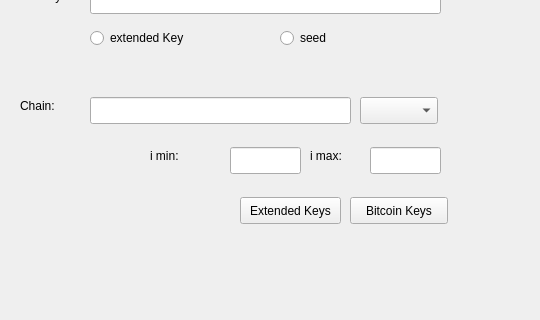
This is keytree-qt/mainwindow.ui in stequald/KeyTree-qt as Qt 5 draws it before an edit; both pictures show x 0 to 540 and y 100 to 420 of the 1074 by 798 pixel window. The edited form follows.
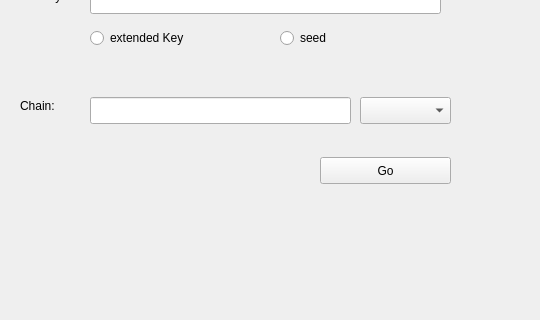
This is the edited form.

Commit message: remove bitcoinKeyButton and its functionality

What changed in the file:
```diff
--- a/keytree-qt/mainwindow.ui
+++ b/keytree-qt/mainwindow.ui
@@ -40,38 +40,12 @@
      <string/>
     </property>
    </widget>
-   <widget class="QLineEdit" name="iMinLineEdit">
-    <property name="geometry">
-     <rect>
-      <x>230</x>
-      <y>230</y>
-      <width>71</width>
-      <height>27</height>
-     </rect>
-    </property>
-    <property name="text">
-     <string/>
-    </property>
-   </widget>
-   <widget class="QLineEdit" name="iMaxLineEdit">
-    <property name="geometry">
-     <rect>
-      <x>370</x>
-      <y>230</y>
-      <width>71</width>
-      <height>27</height>
-     </rect>
-    </property>
-    <property name="text">
-     <string/>
-    </property>
-   </widget>
    <widget class="QComboBox" name="defaultChainsComboBox">
     <property name="geometry">
      <rect>
       <x>360</x>
       <y>180</y>
-      <width>78</width>
+      <width>91</width>
       <height>27</height>
      </rect>
     </property>
@@ -79,27 +53,14 @@
    <widget class="QPushButton" name="extKeyButton">
     <property name="geometry">
      <rect>
-      <x>240</x>
-      <y>280</y>
-      <width>101</width>
+      <x>320</x>
+      <y>240</y>
+      <width>131</width>
       <height>27</height>
      </rect>
     </property>
     <property name="text">
-     <string>Extended Keys</string>
-    </property>
-   </widget>
-   <widget class="QPushButton" name="bitcoinKeyButton">
-    <property name="geometry">
-     <rect>
-      <x>350</x>
-      <y>280</y>
-      <width>98</width>
-      <height>27</height>
-     </rect>
-    </property>
-    <property name="text">
-     <string>Bitcoin Keys</string>
+     <string>Go</string>
     </property>
    </widget>
    <widget class="QLineEdit" name="extKeyLineEdit">
@@ -154,32 +115,6 @@
      <string>Ext Key:</string>
     </property>
    </widget>
-   <widget class="QLabel" name="label_4">
-    <property name="geometry">
-     <rect>
-      <x>150</x>
-      <y>230</y>
-      <width>66</width>
-      <height>17</height>
-     </rect>
-    </property>
-    <property name="text">
-     <string>i min:</string>
-    </property>
-   </widget>
-   <widget class="QLabel" name="label_5">
-    <property name="geometry">
-     <rect>
-      <x>310</x>
-      <y>230</y>
-      <width>66</width>
-      <height>17</height>
-     </rect>
-    </property>
-    <property name="text">
-     <string>i max:</string>
-    </property>
-   </widget>
    <widget class="QLineEdit" name="chainLineEdit">
     <property name="geometry">
      <rect>
```
Left out of the diff: 2 changed lines with no effect on the pictures. The commit also changes 3 other files.
